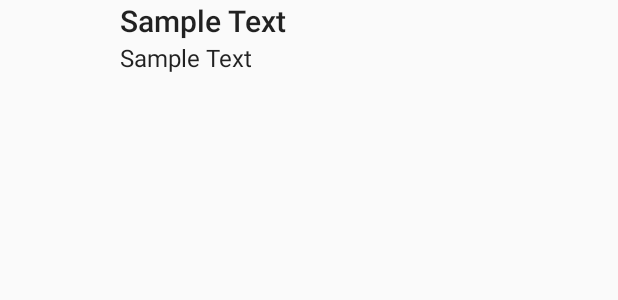
After one commit to adavis/adept-android, an Android app: the layout book_row_item.xml on its own in the app's theme, with its tools: preview values and no code run, on a phone screen of 412 x 824 dp. The commit adds this screen. Shown: the top 300 px of the screen. Run offline under Robolectric (Android 15) with nearby library versions, the phone set to English and light mode, and no system bars.

Commit message:
[*] adding book data and images

```diff
--- a/app/build.gradle
+++ b/app/build.gradle
@@ -28,6 +28,7 @@ dependencies {
     compile fileTree(dir: 'libs', include: ['*.jar'])
     testCompile 'junit:junit:4.12'
     compile "com.android.support:appcompat-v7:$supportLibraryVersion"
+    compile "com.android.support:recyclerview-v7:$supportLibraryVersion"
     compile "com.android.support:design:$supportLibraryVersion"
     compile "com.squareup.okhttp:okhttp:$okhttpVersion"
     compile "com.squareup.okhttp:okhttp-urlconnection:$okhttpVersion"
@@ -36,4 +37,5 @@ dependencies {
     compile 'de.greenrobot:eventbus:2.4.0'
     compile 'com.mcxiaoke.volley:library:1.0.18'
     compile 'com.squareup.picasso:picasso:2.5.2'
+    compile 'org.immutables:gson:2.1.0.alpha'
 }
--- a/app/src/main/AndroidManifest.xml
+++ b/app/src/main/AndroidManifest.xml
@@ -2,7 +2,10 @@
 <manifest xmlns:android="http://schemas.android.com/apk/res/android"
     package="info.adavis.adeptandroid" >
 
+    <uses-permission android:name="android.permission.INTERNET" />
+
     <application
+        android:name=".AdeptAndroid"
         android:allowBackup="true"
         android:icon="@mipmap/ic_launcher"
         android:label="@string/app_name"
--- /dev/null
+++ b/app/src/main/res/layout/book_row_item.xml
@@ -0,0 +1,37 @@
+<?xml version="1.0" encoding="utf-8"?>
+
+<RelativeLayout xmlns:android="http://schemas.android.com/apk/res/android"
+             xmlns:tools="http://schemas.android.com/tools"
+             android:layout_width="match_parent"
+             android:layout_height="@dimen/list_item_height">
+
+    <ImageView
+        android:layout_width="80dp"
+        android:layout_height="168dp"
+        android:id="@+id/imageView"
+        android:layout_alignParentStart="true"
+        android:layout_alignParentLeft="true"
+        android:layout_alignParentTop="true"
+        android:contentDescription="@string/thumbnail_image"/>
+
+    <TextView
+        android:id="@+id/titleTextView"
+        android:layout_width="wrap_content"
+        android:layout_height="wrap_content"
+        android:layout_alignParentTop="true"
+        android:layout_toRightOf="@+id/imageView"
+        android:layout_toEndOf="@+id/imageView"
+        style="@style/TextAppearance.AppCompat.Title"
+        tools:text="Sample Text"/>
+
+    <TextView
+        android:id="@+id/authorTextView"
+        android:layout_width="wrap_content"
+        android:layout_height="wrap_content"
+        android:layout_below="@id/titleTextView"
+        android:layout_alignLeft="@id/titleTextView"
+        android:layout_alignStart="@id/titleTextView"
+        style="@style/TextAppearance.AppCompat.Subhead"
+        tools:text="Sample Text"/>
+
+</RelativeLayout>
--- a/app/src/main/res/values/dimens.xml
+++ b/app/src/main/res/values/dimens.xml
@@ -1,7 +1,6 @@
 <resources>
-    <!-- Default screen margins, per the Android Design guidelines. -->
     <dimen name="activity_horizontal_margin">16dp</dimen>
     <dimen name="activity_vertical_margin">16dp</dimen>
     <dimen name="app_bar_height">180dp</dimen>
-    <dimen name="fab_margin">16dp</dimen>
+    <dimen name="list_item_height">188dp</dimen>
 </resources>
--- a/app/src/main/res/values/strings.xml
+++ b/app/src/main/res/values/strings.xml
@@ -1,4 +1,5 @@
 <resources>
     <string name="app_name">Adept Android</string>
     <string name="action_settings">Settings</string>
+    <string name="thumbnail_image">thumbnail</string>
 </resources>
```
Also changed, not shown: app/src/main/java/info/adavis/adeptandroid/AdeptAndroid.java (added, +22 -0 lines), app/src/main/java/info/adavis/adeptandroid/activities/MainActivity.java (+62 -31 lines), app/src/main/java/info/adavis/adeptandroid/adapters/BooksAdapter.java (added, +95 -0 lines), app/src/main/java/info/adavis/adeptandroid/models/Book.java (added, +43 -0 lines), app/src/main/res/layout/activity_main.xml (+0 -8 lines), app/src/main/res/layout/content_main.xml (+4 -4 lines), app/src/main/res/menu/menu_main.xml (deleted, +0 -9 lines), app/src/main/res/raw/sample_data.json (+5 -6 lines), 1 other file.
